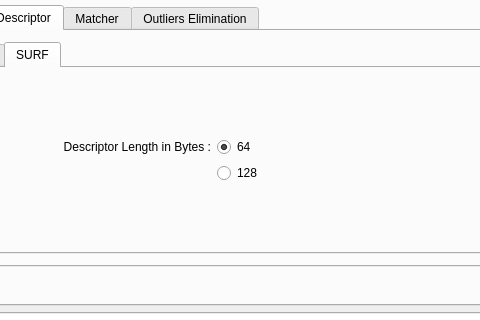
Above: source_code/mainwindow.ui from Aissa94/PFE_Project before the change; both pictures show x 208 to 688 and y 217 to 537 of the 1221 by 750 pixel window. Below: the same form after it.
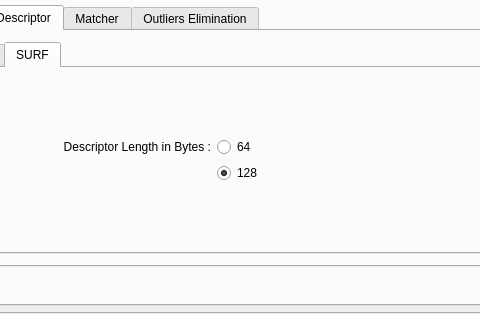
That is the form after the change. The open tabs and pages were chosen to show the change. Icons and pictures are not drawn. Custom widgets are drawn as their Qt base class.

What changed in the file:
```diff
--- a/source_code/mainwindow.ui
+++ b/source_code/mainwindow.ui
@@ -2329,7 +2329,7 @@
                      <string>64</string>
                     </property>
                     <property name="checked">
-                     <bool>true</bool>
+                     <bool>false</bool>
                     </property>
                    </widget>
                   </item>
@@ -2349,7 +2349,7 @@
                      <string>128</string>
                     </property>
                     <property name="checked">
-                     <bool>false</bool>
+                     <bool>true</bool>
                     </property>
                    </widget>
                   </item>
```
Left out of the diff: 4 changed lines with no effect on the pictures.
